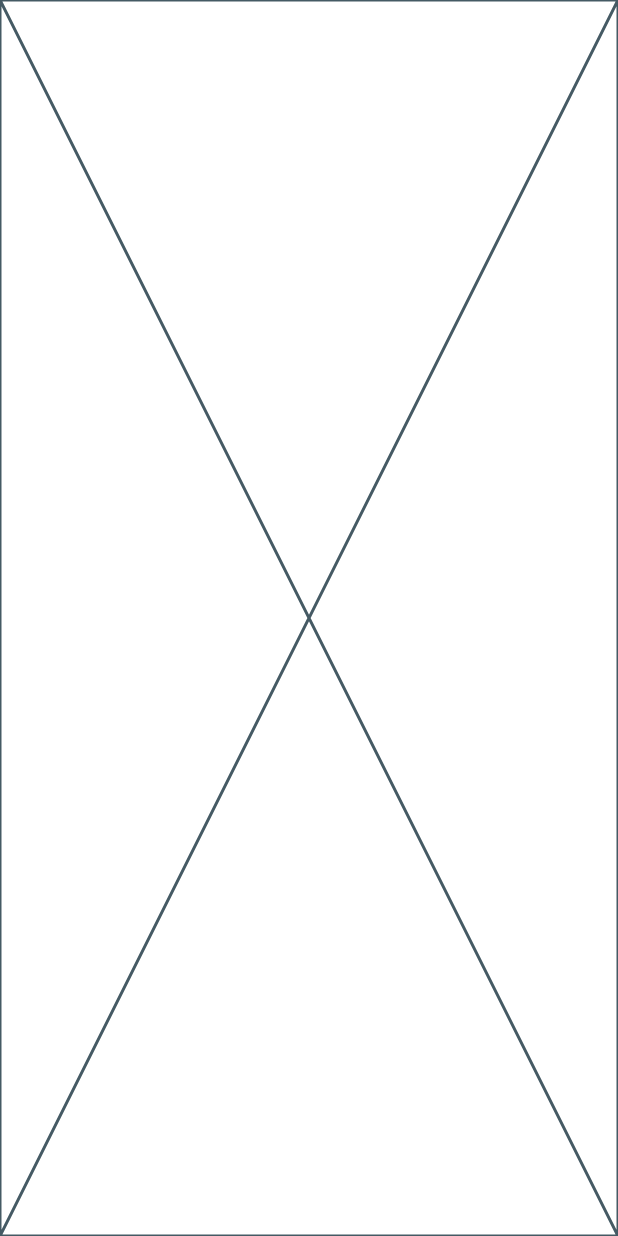
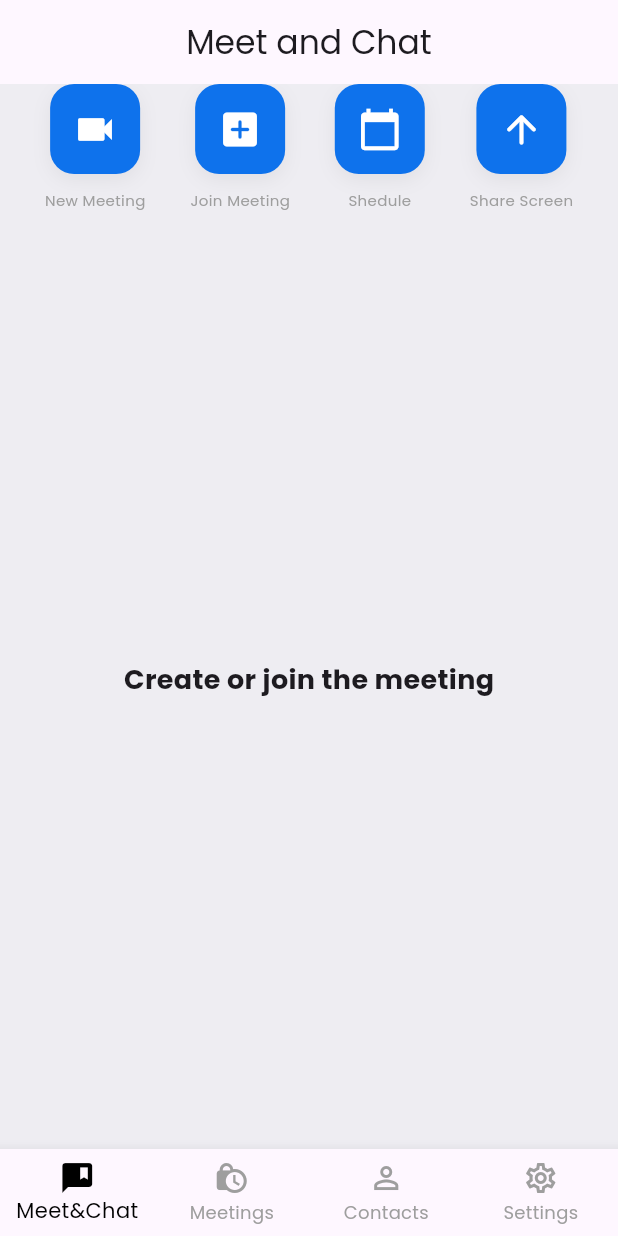
Before and after one commit to LihinduPerera/AmaMeet-ZoomClone, a Flutter app: the screen it shows once a user with an empty profile is signed in, on a phone screen of 412 x 824 dp. Run offline on Flutter 3.47's test engine with Material 3 defaults, Android fonts, the phone set to English and light mode, and no system bars; our stand-ins replace cloud_firestore, firebase_auth, firebase_core, google_sign_in, lottie; accounts and stored records are empty.

Commit message:
feat: Add HomeBtnWidget and update HomePage layout with navigation buttons

```diff
--- a/lib/main.dart
+++ b/lib/main.dart
@@ -20,6 +20,7 @@ class MyApp extends StatelessWidget {
       title: 'Ama Meet',
       theme: ThemeData(
         fontFamily: 'Poppins'
+
       ),
       routes: {
         '/login': (context) => const LoginPage(),
--- a/lib/pages/home_page.dart
+++ b/lib/pages/home_page.dart
@@ -1,3 +1,4 @@
+import 'package:ama_meet/widgets/home_btn_widget.dart';
 import 'package:flutter/material.dart';
 
 class HomePage extends StatefulWidget {
@@ -8,8 +9,100 @@ class HomePage extends StatefulWidget {
 }
 
 class _HomePageState extends State<HomePage> {
+
+  int _page = 0;
+  onPageChanged(int page) {
+    setState(() {
+      _page = page;
+    });
+  }
+
   @override
   Widget build(BuildContext context) {
-    return const Placeholder();
+    return Scaffold(
+      backgroundColor: Color(0xFFeeedf2),
+
+      appBar: AppBar(
+        elevation: 0,
+        title: const Text('Meet and Chat'),
+        centerTitle: true,
+      ),
+
+      body: Column(
+        children: [
+          Row(
+            mainAxisAlignment: MainAxisAlignment.spaceEvenly,
+            children: [
+              HomeBtnWidget(
+                onPressedFunction: (() {}),
+                btnText: 'New Meeting',
+                btnIcon: Icons.videocam,
+              ),
+              HomeBtnWidget(
+                onPressedFunction: (() {}),
+                btnText: 'Join Meeting',
+                btnIcon: Icons.add_box_rounded,
+              ),
+              HomeBtnWidget(
+                onPressedFunction: (() {}),
+                btnText: 'Shedule',
+                btnIcon: Icons.calendar_today,
+              ),
+              HomeBtnWidget(
+                onPressedFunction: (() {}),
+                btnText: 'Share Screen',
+                btnIcon: Icons.arrow_upward_rounded,
+              ),
+            ],
+          ),
+          const Expanded(
+            child: Center(
+              child: Text(
+                'Create or join the meeting',
+                style: TextStyle(
+                  fontWeight: FontWeight.bold,
+                  fontSize: 18
+                ),
+              ),
+            ),
+          ),
+        ],
+      ),
+
+      bottomNavigationBar: BottomNavigationBar(
+        selectedItemColor: Colors.black,
+        unselectedItemColor: Colors.grey,
+        onTap: onPageChanged,
+        currentIndex: _page,
+        type: BottomNavigationBarType.fixed,
+        // unselectedFontSize: 14,
+        items: [
+          BottomNavigationBarItem(
+            icon: Icon(
+              Icons.comment_bank
+            ),
+            label: 'Meet&Chat'
+          ),
+          BottomNavigationBarItem(
+            icon: Icon(
+              Icons.lock_clock
+            ),
+            label: 'Meetings'
+          ),
+          BottomNavigationBarItem(
+            icon: Icon(
+              Icons.person_outline
+            ),
+            label: 'Contacts'
+          ),
+          BottomNavigationBarItem(
+            icon: Icon(
+              Icons.settings_outlined
+            ),
+            label: 'Settings'
+          ),
+        ],
+      ),
+    );
   }
 }
--- /dev/null
+++ b/lib/widgets/home_btn_widget.dart
@@ -0,0 +1,39 @@
+import 'package:ama_meet/utils/colors.dart';
+import 'package:flutter/material.dart';
+
+class HomeBtnWidget extends StatelessWidget {
+  final VoidCallback onPressedFunction;
+  final IconData btnIcon;
+  final String btnText;
+  const HomeBtnWidget({super.key, required this.onPressedFunction, required this.btnIcon, required this.btnText});
+
+  @override
+  Widget build(BuildContext context) {
+    return GestureDetector(
+      onTap: onPressedFunction,
+      child: Column(
+        children: [
+          Container(
+            width: 60,
+            height: 60,
+            decoration: BoxDecoration(
+              color: buttonColor,
+              borderRadius: BorderRadius.circular(16),
+              boxShadow: [
+                BoxShadow(
+                  blurRadius: 10,
+                  color: Colors.black.withOpacity(0.06),
+                  offset: const Offset(0, 4),
+                )
+              ]
+            ),
+
+            child: Icon(btnIcon, color: Colors.white, size: 30),
+          ),
+          const SizedBox(height: 10,),
+          Text(btnText, style: const TextStyle(color: Colors.grey, fontSize: 10),)
+        ],
+      ),
+    );
+  }
+}
```
